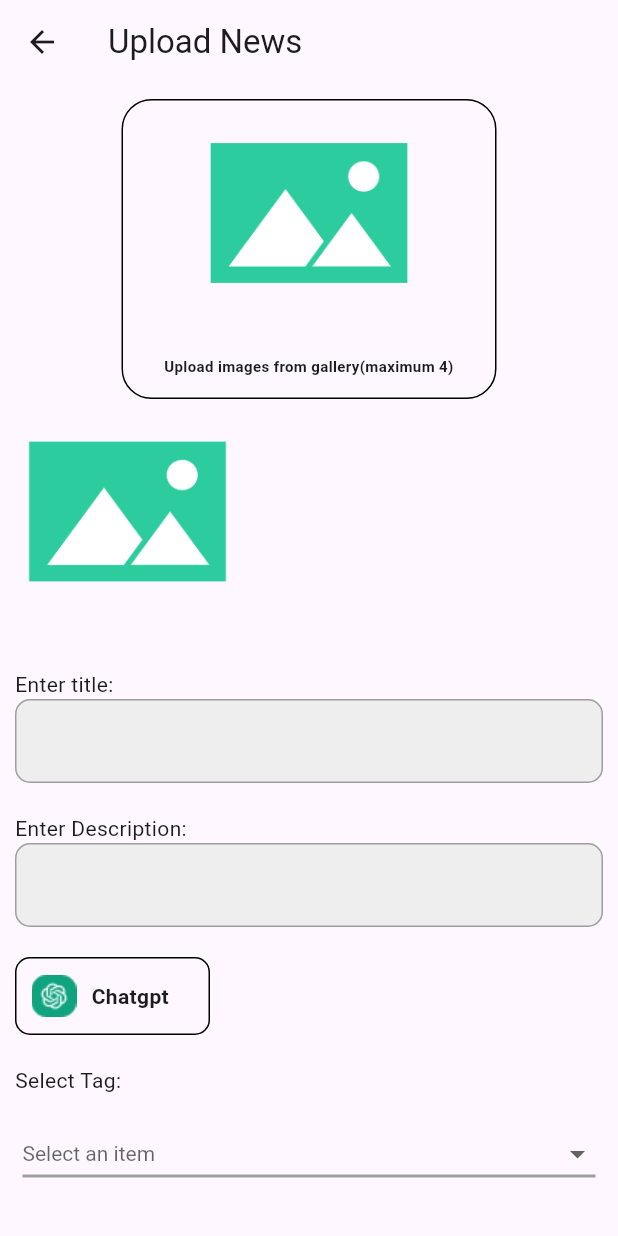
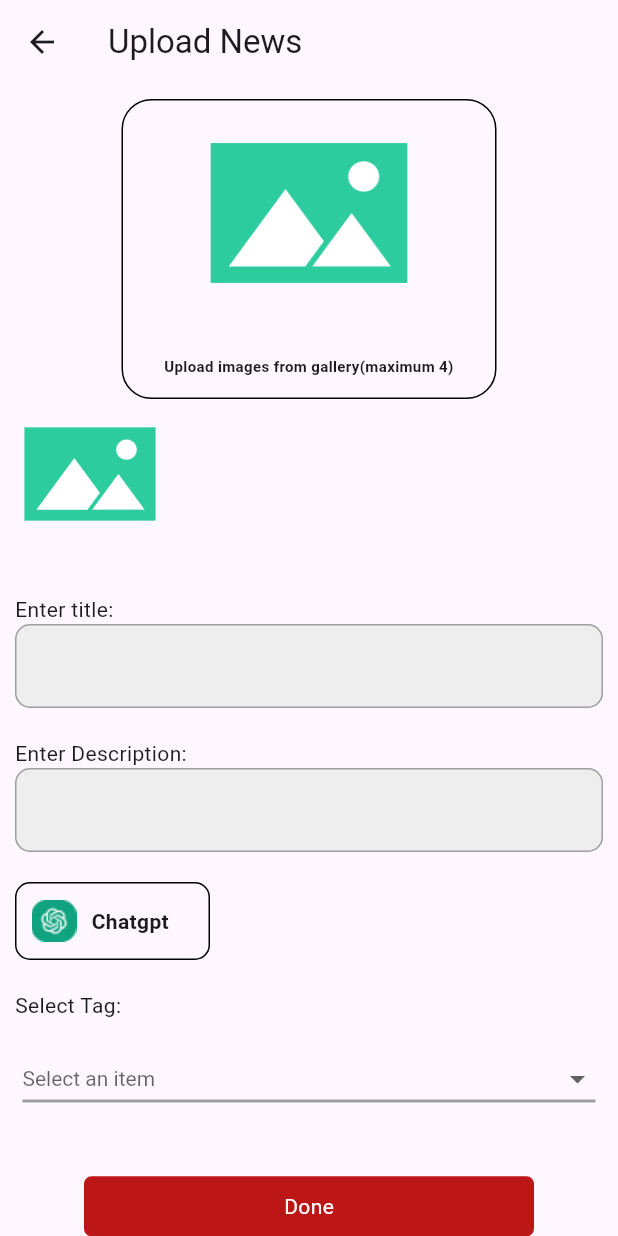
Before and after one commit to Zimal2/ai_news_caster, a Flutter app: the UploadNews screen opened directly with empty values, after a tap on "Upload images from gallery(maximum 4)", on a phone screen of 412 x 824 dp. Run offline on Flutter 3.47's test engine with Material 3 defaults, Android fonts, the phone set to English and light mode, and no system bars; our stand-ins replace carousel_slider, cloud_firestore, firebase_auth, firebase_core, firebase_storage, flutter_tts and 3 more; accounts and stored records are empty.

Commit message:
height width changed

```diff
--- a/lib/provider/Methods.dart
+++ b/lib/provider/Methods.dart
@@ -313,6 +313,7 @@
 
   Future<void> pickImage(BuildContext context) async {
     try {
+
       ImageCache().clear();
       final image = await ImagePicker().pickImage(source: ImageSource.gallery);
 
--- a/lib/ui/admin side/uploadnews.dart
+++ b/lib/ui/admin side/uploadnews.dart
@@ -41,7 +41,6 @@
                   child: GestureDetector(
                     onTap: () {
                       widget.uploadedImagesCount++;
-                      methodsProvider.pickImage(context);
                     },
                     child: CustomContainer(
                       height: 200,
@@ -110,8 +109,8 @@
           });
         },
         child: Container(
-          width: 150,
-          height: 150,
+          width: 100,
+          height: 100,
           child: Image.asset("lib/assests/images/image.png"),
         ),
       ),
```
